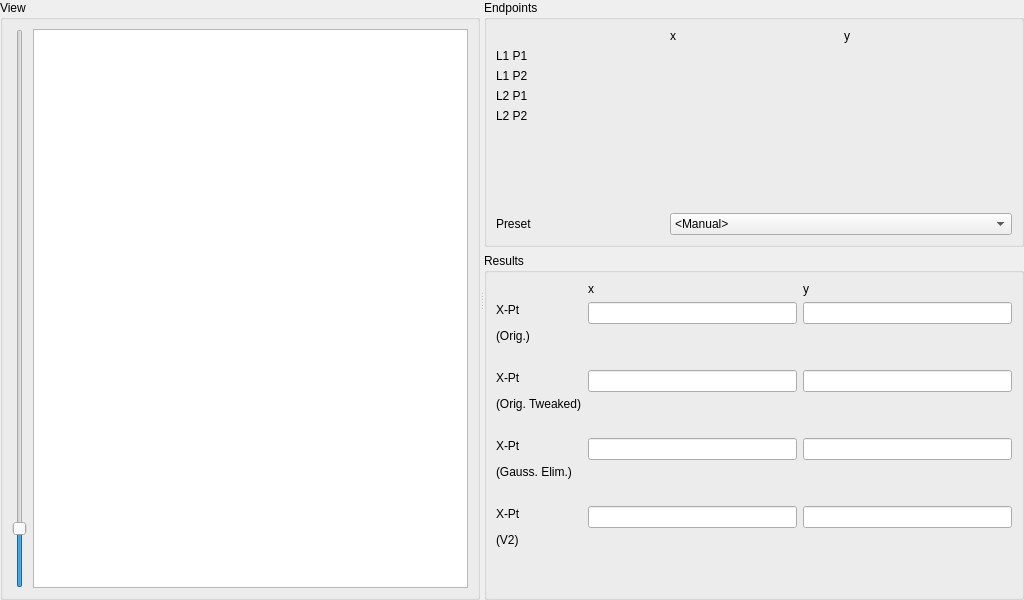
Above: src/gui/widget.ui from JKSH/QTBUG-75146-Study before the change. Below: the same form after it.
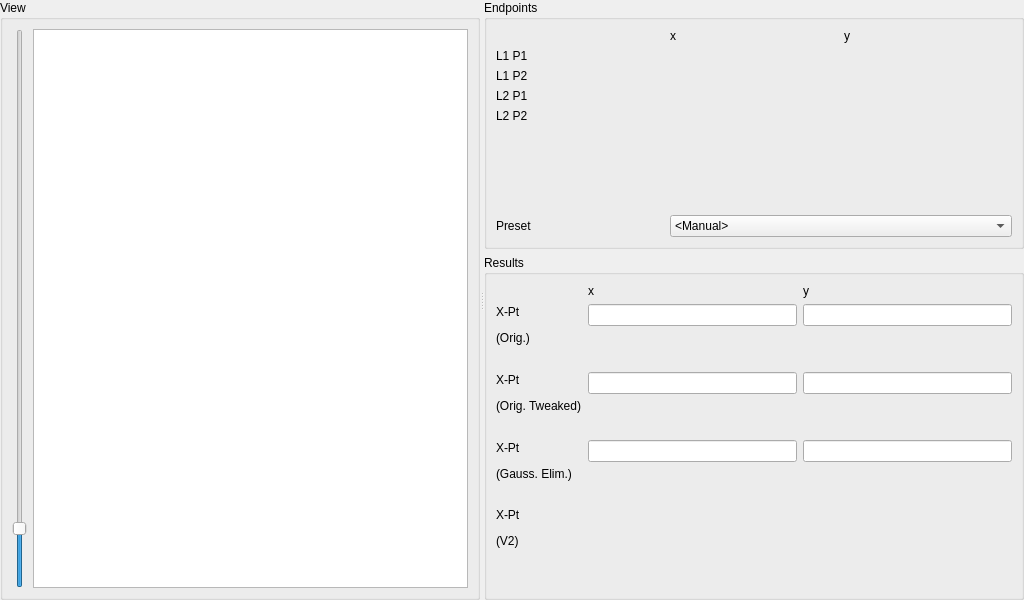
That is the form after the change. Custom widgets are drawn as their Qt base class.

Commit message: Refactor result display into a new ResultWidget

```diff
--- a/src/gui/widget.ui
+++ b/src/gui/widget.ui
@@ -247,20 +247,6 @@
        <string>Results</string>
       </property>
       <layout class="QGridLayout" name="gridLayout_2">
-       <item row="11" column="1" colspan="2">
-        <widget class="QLabel" name="label_iType_v2">
-         <property name="text">
-          <string/>
-         </property>
-        </widget>
-       </item>
-       <item row="10" column="0" rowspan="2">
-        <widget class="QLabel" name="label_12">
-         <property name="text">
-          <string>&lt;html&gt;&lt;head/&gt;&lt;body&gt;&lt;p&gt;X-Pt&lt;/p&gt;&lt;p&gt;(V2)&lt;/p&gt;&lt;/body&gt;&lt;/html&gt;</string>
-         </property>
-        </widget>
-       </item>
        <item row="0" column="2">
         <widget class="QLabel" name="label_8">
          <property name="text">
@@ -353,13 +339,6 @@
          </property>
         </spacer>
        </item>
-       <item row="10" column="2">
-        <widget class="QLineEdit" name="le_iy_v2">
-         <property name="readOnly">
-          <bool>true</bool>
-         </property>
-        </widget>
-       </item>
        <item row="7" column="0" rowspan="2">
         <widget class="QLabel" name="label_11">
          <property name="text">
@@ -411,13 +390,6 @@
          </property>
         </widget>
        </item>
-       <item row="10" column="1">
-        <widget class="QLineEdit" name="le_ix_v2">
-         <property name="readOnly">
-          <bool>true</bool>
-         </property>
-        </widget>
-       </item>
        <item row="9" column="0">
         <spacer name="verticalSpacer_5">
          <property name="orientation">
@@ -434,6 +406,16 @@
          </property>
         </spacer>
        </item>
+       <item row="10" column="0">
+        <widget class="QLabel" name="label_12">
+         <property name="text">
+          <string>&lt;html&gt;&lt;head/&gt;&lt;body&gt;&lt;p&gt;X-Pt&lt;/p&gt;&lt;p&gt;(V2)&lt;/p&gt;&lt;/body&gt;&lt;/html&gt;</string>
+         </property>
+        </widget>
+       </item>
+       <item row="10" column="1" colspan="2">
+        <widget class="ResultWidget" name="result_flsiV2" native="true"/>
+       </item>
       </layout>
      </widget>
     </item>
@@ -446,6 +428,12 @@
    <extends>QWidget</extends>
    <header>gui/flexibledoublespinbox.h</header>
   </customwidget>
+  <customwidget>
+   <class>ResultWidget</class>
+   <extends>QWidget</extends>
+   <header>gui/widget.h</header>
+   <container>1</container>
+  </customwidget>
  </customwidgets>
  <resources/>
  <connections/>
```
The commit also changes 2 other files.
